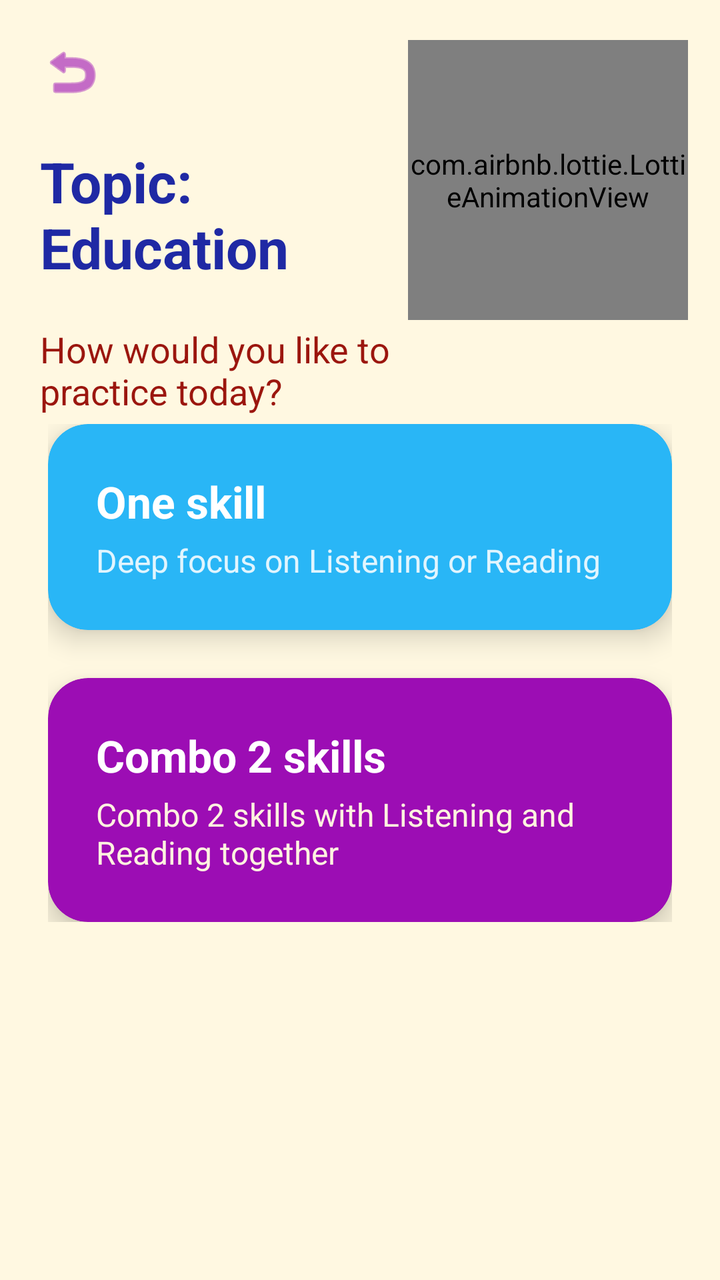
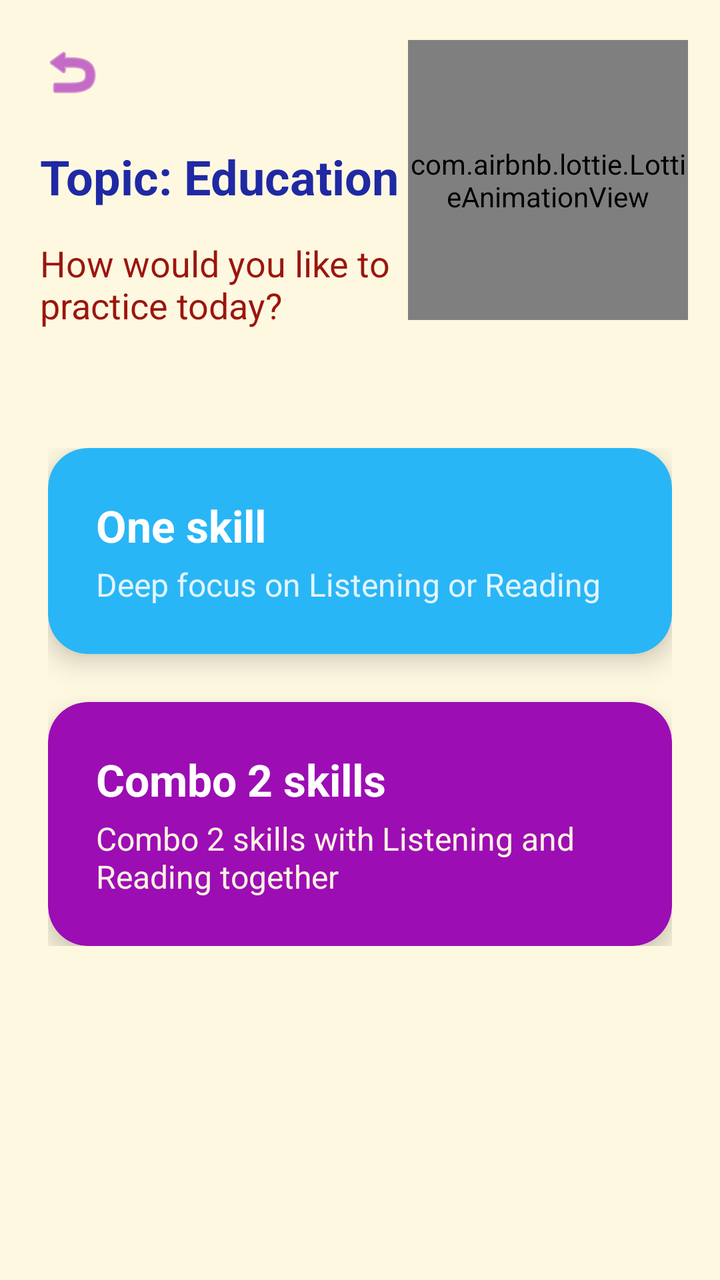

Two renders of the same Android screen: before a commit and after it. Below are the layout's source before the change and the commit's diff.
<!-- AndroidManifest.xml: application theme Theme.LingoEnglishApp -->
<!-- res/layout/fragment_mode_selection.xml -->
<androidx.constraintlayout.widget.ConstraintLayout xmlns:android="http://schemas.android.com/apk/res/android"
    xmlns:app="http://schemas.android.com/apk/res-auto"
    xmlns:tools="http://schemas.android.com/tools"
    android:layout_width="match_parent"
    android:layout_height="match_parent"
    android:background="@color/colorBackground">

    
    <ImageView
        android:id="@+id/btnBack"
        android:layout_width="32dp"
        android:layout_height="32dp"
        android:layout_marginStart="20dp"
        android:layout_marginTop="20dp"
        android:src="@android:drawable/ic_menu_revert"
        app:layout_constraintStart_toStartOf="parent"
        app:layout_constraintTop_toTopOf="parent"
        app:tint="@color/colorTech" />

    

    
    <com.airbnb.lottie.LottieAnimationView
        android:id="@+id/lottieMode"
        android:layout_width="140dp"
        android:layout_height="140dp"
        android:layout_marginTop="20dp"
        android:layout_marginEnd="16dp"
        app:layout_constraintEnd_toEndOf="parent"
        app:layout_constraintTop_toTopOf="parent"
        app:lottie_autoPlay="true"
        app:lottie_loop="true"
        app:lottie_rawRes="@raw/corgi_animation2" />

    <TextView
        android:id="@+id/tvSelectedTopic"
        android:layout_width="0dp"
        android:layout_height="wrap_content"
        android:layout_marginStart="20dp"
        android:layout_marginTop="20dp"
        android:text="Topic: Education"
        android:textColor="@color/colorPrimaryDark"
        android:textSize="28sp"
        android:textStyle="bold"
        app:layout_constraintEnd_toStartOf="@id/lottieMode"
        app:layout_constraintStart_toStartOf="parent"
        app:layout_constraintTop_toBottomOf="@id/btnBack" />

    
    <TextView
        android:id="@+id/tvSubtitle"
        android:layout_width="0dp"
        android:layout_height="wrap_content"
        android:layout_marginStart="20dp"
        android:layout_marginTop="20dp"
        android:text="How would you like to practice today?"
        android:textColor="@color/colorError"
        android:textSize="18sp"
        app:layout_constraintEnd_toStartOf="@id/lottieMode"
        app:layout_constraintHorizontal_bias="1.0"
        app:layout_constraintStart_toStartOf="parent"
        app:layout_constraintTop_toBottomOf="@id/tvSelectedTopic" />

    <LinearLayout
        android:layout_width="match_parent"
        android:layout_height="wrap_content"
        android:layout_marginTop="52dp"
        android:orientation="vertical"
        android:paddingHorizontal="24dp"
        app:layout_constraintTop_toBottomOf="@id/lottieMode"
        tools:layout_editor_absoluteX="0dp">

        
        <androidx.cardview.widget.CardView
            android:id="@+id/cardSingleSkill"
            android:layout_width="match_parent"
            android:layout_height="wrap_content"
            android:layout_marginBottom="24dp"
            app:cardBackgroundColor="#29B6F6"
            app:cardCornerRadius="20dp"
            app:cardElevation="8dp">

            <LinearLayout
                android:layout_width="match_parent"
                android:layout_height="wrap_content"
                android:gravity="center_vertical"
                android:orientation="horizontal"
                android:padding="24dp">

                <LinearLayout
                    android:layout_width="0dp"
                    android:layout_height="wrap_content"
                    android:layout_weight="1"
                    android:orientation="vertical">

                    <TextView
                        android:layout_width="wrap_content"
                        android:layout_height="wrap_content"
                        android:text="One skill"
                        android:textColor="@color/white"
                        android:textSize="22sp"
                        android:textStyle="bold" />

                    <TextView
                        android:layout_width="wrap_content"
                        android:layout_height="wrap_content"
                        android:layout_marginTop="4dp"
                        android:text="Deep focus on Listening or Reading"
                        android:textColor="#E1F5FE"
                        android:textSize="16sp" />
                </LinearLayout>
            </LinearLayout>
        </androidx.cardview.widget.CardView>

        
        <androidx.cardview.widget.CardView
            android:id="@+id/cardComboSkill"
            android:layout_width="match_parent"
            android:layout_height="wrap_content"
            app:cardBackgroundColor="@color/colorTech"
            app:cardCornerRadius="20dp"
            app:cardElevation="8dp">

            <LinearLayout
                android:layout_width="match_parent"
                android:layout_height="wrap_content"
                android:gravity="center_vertical"
                android:orientation="horizontal"
                android:padding="24dp">

                <LinearLayout
                    android:layout_width="0dp"
                    android:layout_height="wrap_content"
                    android:layout_weight="1"
                    android:orientation="vertical">

                    <TextView
                        android:layout_width="wrap_content"
                        android:layout_height="wrap_content"
                        android:text="Combo 2 skills"
                        android:textColor="@color/white"
                        android:textSize="22sp"
                        android:textStyle="bold" />

                    <TextView
                        android:layout_width="wrap_content"
                        android:layout_height="wrap_content"
                        android:layout_marginTop="4dp"
                        android:text="Combo 2 skills with Listening and Reading together"
                        android:textColor="#FFF3E0"
                        android:textSize="16sp" />
                </LinearLayout>
            </LinearLayout>
        </androidx.cardview.widget.CardView>
    </LinearLayout>


</androidx.constraintlayout.widget.ConstraintLayout>
<!-- resources referenced by this layout -->
<resources>
  <color name="colorBackground">#FFF8E1</color>
  <color name="colorError">#9B160E</color>
  <color name="colorPrimaryDark">#1F29A4</color>
  <color name="colorTech">#9C0DB4</color>
  <color name="white">#FFFFFF</color>
  <style name="Theme.LingoEnglishApp" parent="Base.Theme.LingoEnglishApp" />
  <style name="Base.Theme.LingoEnglishApp" parent="Theme.Material3.DayNight.NoActionBar">
          
          
      </style>
</resources>

<!-- the commit's change to res/layout/fragment_mode_selection.xml (unified diff, before → after) -->
@@ -40,7 +40,7 @@
         android:layout_marginTop="20dp"
         android:text="Topic: Education"
         android:textColor="@color/colorPrimaryDark"
-        android:textSize="28sp"
+        android:textSize="24sp"
         android:textStyle="bold"
         app:layout_constraintEnd_toStartOf="@id/lottieMode"
         app:layout_constraintStart_toStartOf="parent"
@@ -52,7 +52,7 @@
         android:layout_width="0dp"
         android:layout_height="wrap_content"
         android:layout_marginStart="20dp"
-        android:layout_marginTop="20dp"
+        android:layout_marginTop="15dp"
         android:text="How would you like to practice today?"
         android:textColor="@color/colorError"
         android:textSize="18sp"
@@ -64,11 +64,11 @@
     <LinearLayout
         android:layout_width="match_parent"
         android:layout_height="wrap_content"
-        android:layout_marginTop="52dp"
+        android:layout_marginTop="64dp"
         android:orientation="vertical"
         android:paddingHorizontal="24dp"
         app:layout_constraintTop_toBottomOf="@id/lottieMode"
-        tools:layout_editor_absoluteX="0dp">
+        tools:layout_editor_absoluteX="-16dp">
 
         
         <androidx.cardview.widget.CardView
